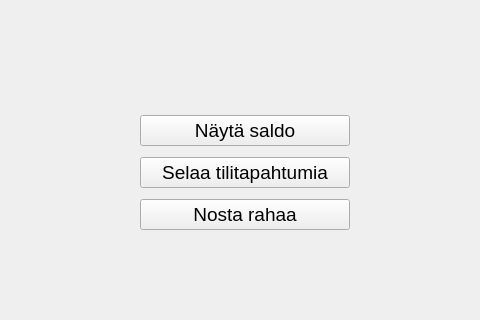
Qt form bankautomat/accountview.ui (tvt21kmo-bank-project/group_16) before a commit; both pictures show x 200 to 680 and y 160 to 480 of the 875 by 618 pixel window.
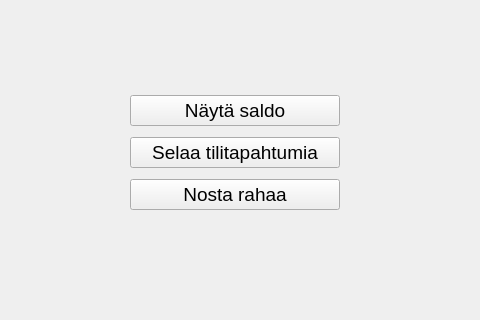
The same form after that commit.

What changed in the file:
```diff
--- a/bankautomat/accountview.ui
+++ b/bankautomat/accountview.ui
@@ -31,11 +31,11 @@
     <string>Kirjaudu ulos</string>
    </property>
   </widget>
-  <widget class="QWidget" name="">
+  <widget class="QWidget" name="layoutWidget">
    <property name="geometry">
     <rect>
-     <x>340</x>
-     <y>270</y>
+     <x>330</x>
+     <y>250</y>
      <width>210</width>
      <height>127</height>
     </rect>
```
Left out of the diff: 21 changed lines with no effect on the pictures.
